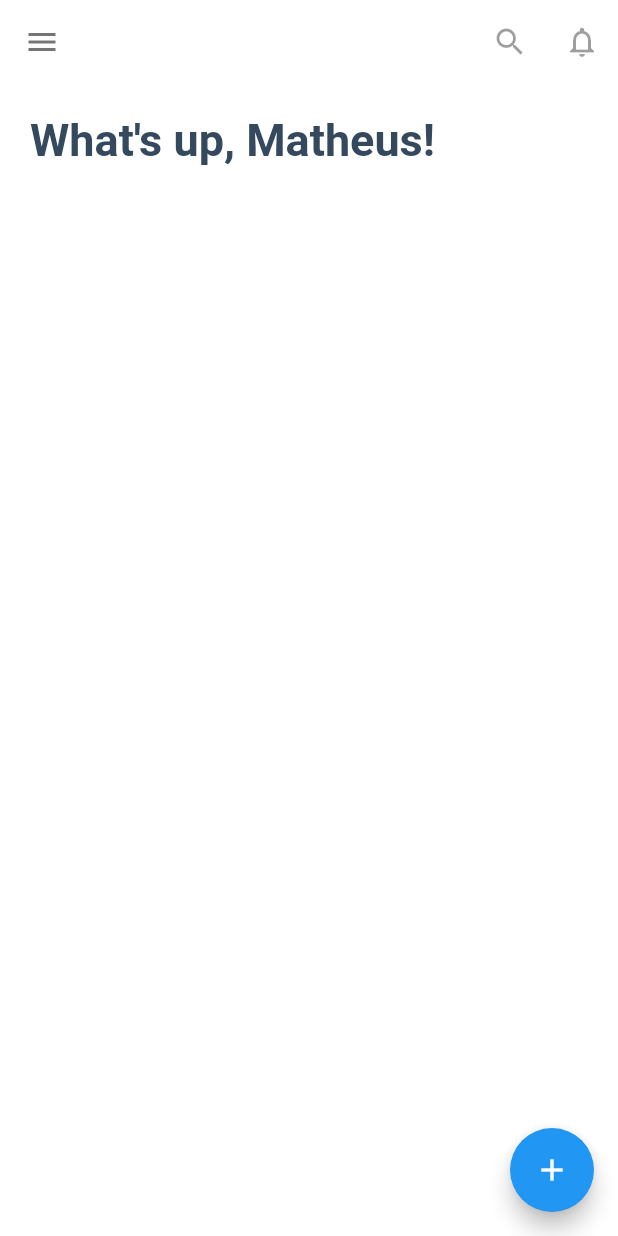
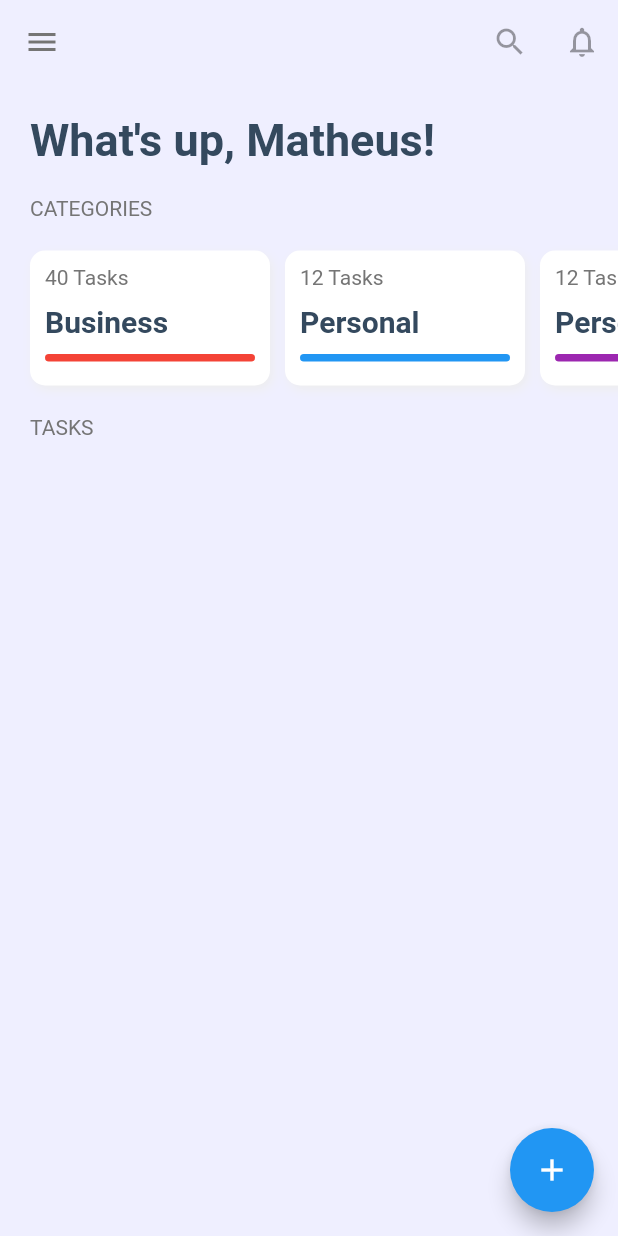
Before and after one commit to CaetanoMatheus/todo-app, a Flutter app: the screen it shows after launch, on a phone screen of 412 x 824 dp. Run offline on Flutter 3.47's test engine with Material 2 defaults, Android fonts, the phone set to English and light mode, and no system bars.

Commit message:
Started Home Screen

```diff
--- a/lib/screens/home/home_screen.dart
+++ b/lib/screens/home/home_screen.dart
@@ -1,29 +1,80 @@
 import 'package:flutter/material.dart';
+
+import 'package:todo_app/widgets/card/t_basic_card.dart';
+import 'package:todo_app/widgets/text/t_text_separator.dart';
 import 'package:todo_app/widgets/text/t_title.dart';
 
 class HomeScreen extends StatelessWidget {
   @override
   Widget build(BuildContext context) {
     return Scaffold(
-      backgroundColor: Colors.white,
+      backgroundColor: Color(0xFFEFEFFF),
       appBar: buildAppBar(),
-      drawer: Drawer(),
-      floatingActionButton: FloatingActionButton(
-        child: Icon(Icons.add),
-        onPressed: () {},
-      ),
-      body: Padding(
-        padding: EdgeInsets.all(20),
-        child: Column(
-          children: [TTitle(title: 'What\'s up, Matheus!')],
-        ),
+      drawer: buildDrawer(),
+      floatingActionButton: buildFloatingActionButton(),
+      body: Column(
+        crossAxisAlignment: CrossAxisAlignment.start,
+        children: [
+          Padding(
+            padding: EdgeInsets.all(20),
+            child: TTitle(title: 'What\'s up, Matheus!'),
+          ),
+          Padding(
+            padding: EdgeInsets.symmetric(horizontal: 20),
+            child: TTextSeparator(title: 'CATEGORIES'),
+          ),
+          SingleChildScrollView(
+            scrollDirection: Axis.horizontal,
+            physics: BouncingScrollPhysics(),
+            child: Padding(
+              padding: EdgeInsets.all(20),
+              child: Row(
+                children: [
+                  TBasicCard(
+                    smallText: '40 Tasks',
+                    title: 'Business',
+                    color: Colors.red,
+                  ),
+                  SizedBox(width: 10),
+                  TBasicCard(
+                    smallText: '12 Tasks',
+                    title: 'Personal',
+                    color: Colors.blue,
+                  ),
+                  SizedBox(width: 10),
+                  TBasicCard(
+                    smallText: '12 Tasks',
+                    title: 'Personal',
+                    color: Colors.purple,
+                  ),
+                  SizedBox(width: 10),
+                  TBasicCard(
+                    smallText: '12 Tasks',
+                    title: 'Personal',
+                    color: Colors.green,
+                  ),
+                  SizedBox(width: 10),
+                  TBasicCard(
+                    smallText: '12 Tasks',
+                    title: 'Personal',
+                    color: Colors.indigo,
+                  ),
+                ],
+              ),
+            ),
+          ),
+          Padding(
+            padding: EdgeInsets.symmetric(horizontal: 20),
+            child: TTextSeparator(title: 'TASKS'),
+          ),
+        ],
       ),
     );
   }
 
   AppBar buildAppBar() {
     return AppBar(
-      backgroundColor: Colors.white,
+      backgroundColor: Color(0xffEFEFFF),
       elevation: 0,
       iconTheme: IconThemeData(color: Colors.grey[600]),
       actions: [
@@ -32,4 +83,13 @@ class HomeScreen extends StatelessWidget {
       ],
     );
   }
+
+  Drawer buildDrawer() => Drawer();
+
+  FloatingActionButton buildFloatingActionButton() {
+    return FloatingActionButton(
+      child: Icon(Icons.add),
+      onPressed: () {},
+    );
+  }
 }
--- /dev/null
+++ b/lib/widgets/card/t_basic_card.dart
@@ -0,0 +1,58 @@
+import 'package:flutter/material.dart';
+import 'package:todo_app/widgets/text/t_text_separator.dart';
+
+class TBasicCard extends StatelessWidget {
+  final String smallText;
+  final String title;
+  final Color color;
+
+  const TBasicCard({
+    Key key,
+    this.smallText,
+    this.title,
+    this.color,
+  }) : super(key: key);
+
+  @override
+  Widget build(BuildContext context) {
+    return Container(
+      width: 160,
+      height: 90,
+      padding: EdgeInsets.all(10),
+      decoration: BoxDecoration(
+        color: Colors.white,
+        borderRadius: BorderRadius.circular(10),
+        boxShadow: [
+          BoxShadow(
+            color: Colors.grey[200],
+            offset: Offset(2, 3),
+            blurRadius: 5,
+          )
+        ],
+      ),
+      child: Column(
+        crossAxisAlignment: CrossAxisAlignment.start,
+        children: [
+          TTextSeparator(title: this.smallText),
+          SizedBox(height: 10),
+          Text(
+            this.title,
+            overflow: TextOverflow.ellipsis,
+            style: TextStyle(
+                color: Color(0xff34495e),
+                fontWeight: FontWeight.bold,
+                fontSize: 20),
+          ),
+          SizedBox(height: 10),
+          Container(
+            height: 5,
+            decoration: BoxDecoration(
+              color: this.color,
+              borderRadius: BorderRadius.circular(10),
+            ),
+          ),
+        ],
+      ),
+    );
+  }
+}
--- /dev/null
+++ b/lib/widgets/text/t_text_separator.dart
@@ -0,0 +1,12 @@
+import 'package:flutter/material.dart';
+
+class TTextSeparator extends StatelessWidget {
+  final String title;
+
+  const TTextSeparator({Key key, this.title}) : super(key: key);
+
+  @override
+  Widget build(BuildContext context) {
+    return Text(this.title, style: TextStyle(color: Colors.grey[600]));
+  }
+}
```
